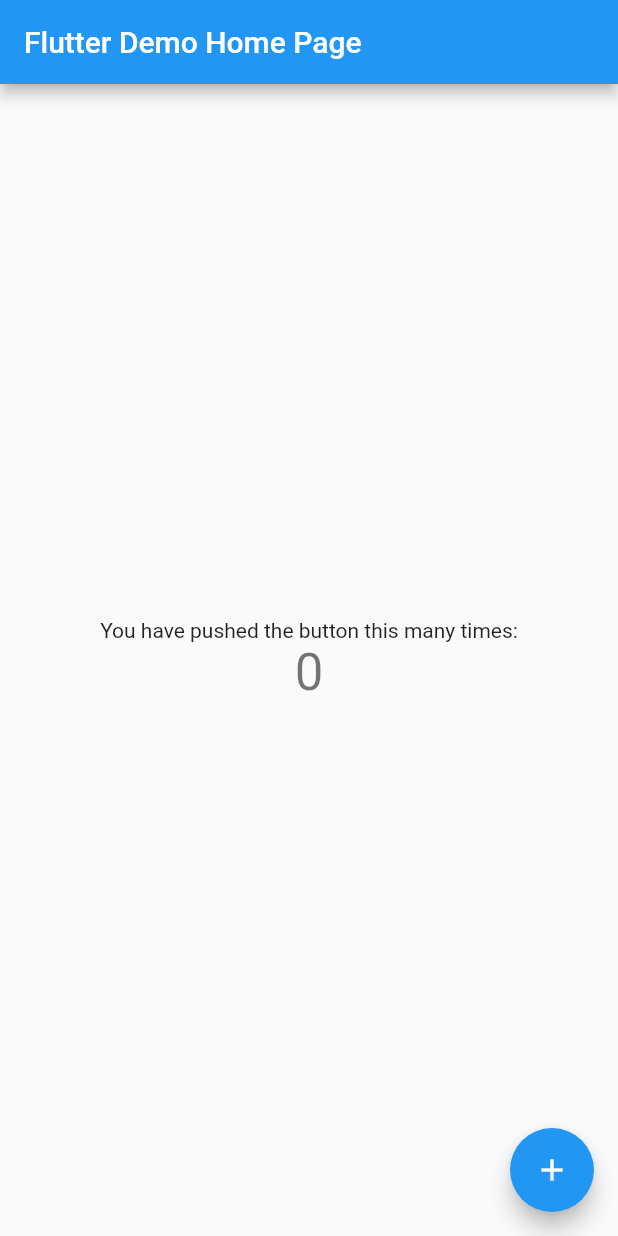
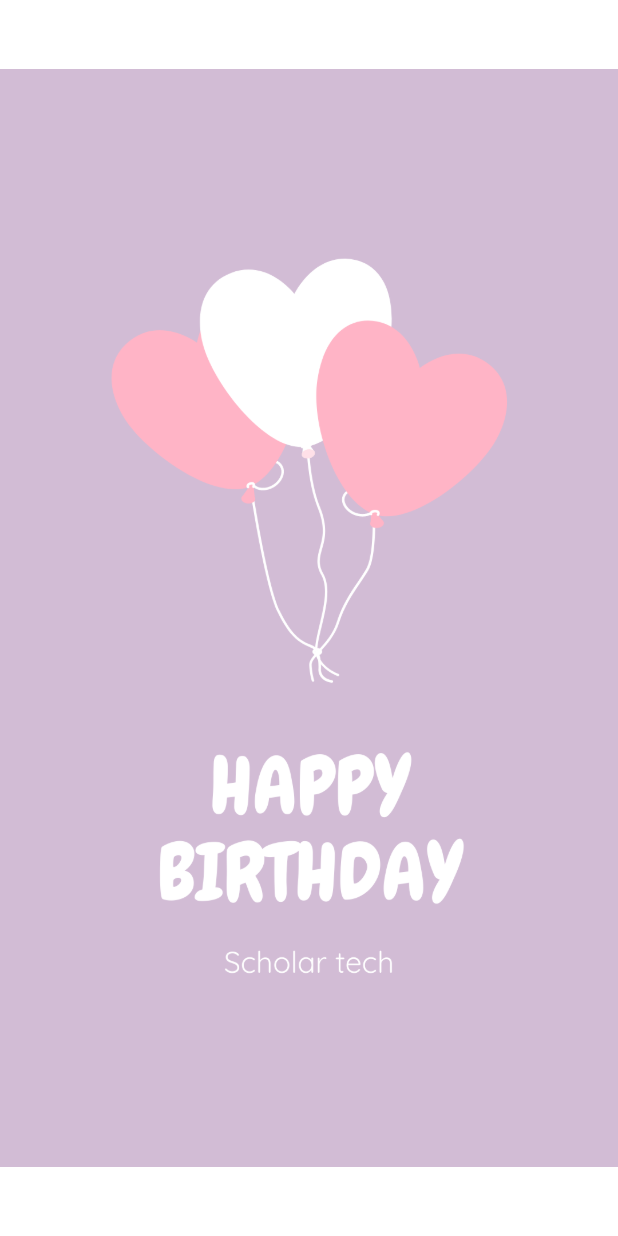
Before and after one commit to vintx64/Birthday-Card-Flutter, a Flutter app: the screen it shows after launch, on a phone screen of 412 x 824 dp. Run offline on Flutter 3.47's test engine with Material 2 defaults, Android fonts, the phone set to English and light mode, and no system bars.

Commit message:
second Commit

```diff
--- a/lib/main.dart
+++ b/lib/main.dart
@@ -1,115 +1,19 @@
 import 'package:flutter/material.dart';
 
 void main() {
-  runApp(const MyApp());
+  runApp(BirthdayCard());
 }
 
-class MyApp extends StatelessWidget {
-  const MyApp({super.key});
-
-  // This widget is the root of your application.
+class BirthdayCard extends StatelessWidget {
   @override
   Widget build(BuildContext context) {
     return MaterialApp(
-      title: 'Flutter Demo',
-      theme: ThemeData(
-        // This is the theme of your application.
-        //
-        // Try running your application with "flutter run". You'll see the
-        // application has a blue toolbar. Then, without quitting the app, try
-        // changing the primarySwatch below to Colors.green and then invoke
-        // "hot reload" (press "r" in the console where you ran "flutter run",
-        // or simply save your changes to "hot reload" in a Flutter IDE).
-        // Notice that the counter didn't reset back to zero; the application
-        // is not restarted.
-        primarySwatch: Colors.blue,
-      ),
-      home: const MyHomePage(title: 'Flutter Demo Home Page'),
+      home: Scaffold(
+          backgroundColor: Color(0xD2BCD5),
+          body: Center(
+              child: Image(
+            image: AssetImage('images/birthday_card.png'),
+          ))),
     );
   }
 }
-
-class MyHomePage extends StatefulWidget {
-  const MyHomePage({super.key, required this.title});
-
-  // This widget is the home page of your application. It is stateful, meaning
-  // that it has a State object (defined below) that contains fields that affect
-  // how it looks.
-
-  // This class is the configuration for the state. It holds the values (in this
-  // case the title) provided by the parent (in this case the App widget) and
-  // used by the build method of the State. Fields in a Widget subclass are
-  // always marked "final".
-
-  final String title;
-
-  @override
-  State<MyHomePage> createState() => _MyHomePageState();
-}
-
-class _MyHomePageState extends State<MyHomePage> {
-  int _counter = 0;
-
-  void _incrementCounter() {
-    setState(() {
-      // This call to setState tells the Flutter framework that something has
-      // changed in this State, which causes it to rerun the build method below
-      // so that the display can reflect the updated values. If we changed
-      // _counter without calling setState(), then the build method would not be
-      // called again, and so nothing would appear to happen.
-      _counter++;
-    });
-  }
-
-  @override
-  Widget build(BuildContext context) {
-    // This method is rerun every time setState is called, for instance as done
-    // by the _incrementCounter method above.
-    //
-    // The Flutter framework has been optimized to make rerunning build methods
-    // fast, so that you can just rebuild anything that needs updating rather
-    // than having to individually change instances of widgets.
-    return Scaffold(
-      appBar: AppBar(
-        // Here we take the value from the MyHomePage object that was created by
-        // the App.build method, and use it to set our appbar title.
-        title: Text(widget.title),
-      ),
-      body: Center(
-        // Center is a layout widget. It takes a single child and positions it
-        // in the middle of the parent.
-        child: Column(
-          // Column is also a layout widget. It takes a list of children and
-          // arranges them vertically. By default, it sizes itself to fit its
-          // children horizontally, and tries to be as tall as its parent.
-          //
-          // Invoke "debug painting" (press "p" in the console, choose the
-          // "Toggle Debug Paint" action from the Flutter Inspector in Android
-          // Studio, or the "Toggle Debug Paint" command in Visual Studio Code)
-          // to see the wireframe for each widget.
-          //
-          // Column has various properties to control how it sizes itself and
-          // how it positions its children. Here we use mainAxisAlignment to
-          // center the children vertically; the main axis here is the vertical
-          // axis because Columns are vertical (the cross axis would be
-          // horizontal).
-          mainAxisAlignment: MainAxisAlignment.center,
-          children: <Widget>[
-            const Text(
-              'You have pushed the button this many times:',
-            ),
-            Text(
-              '$_counter',
-              style: Theme.of(context).textTheme.headline4,
-            ),
-          ],
-        ),
-      ),
-      floatingActionButton: FloatingActionButton(
-        onPressed: _incrementCounter,
-        tooltip: 'Increment',
-        child: const Icon(Icons.add),
-      ), // This trailing comma makes auto-formatting nicer for build methods.
-    );
-  }
-}
--- a/pubspec.yaml
+++ b/pubspec.yaml
@@ -60,9 +60,8 @@ flutter:
   uses-material-design: true
 
   # To add assets to your application, add an assets section, like this:
-  # assets:
-  #   - images/a_dot_burr.jpeg
-  #   - images/a_dot_ham.jpeg
+  assets:
+    - images/birthday_card.png
 
   # An image asset can refer to one or more resolution-specific "variants", see
   # https://flutter.dev/assets-and-images/#resolution-aware
```
Also changed, not shown: images/birthday_card.png (added).
